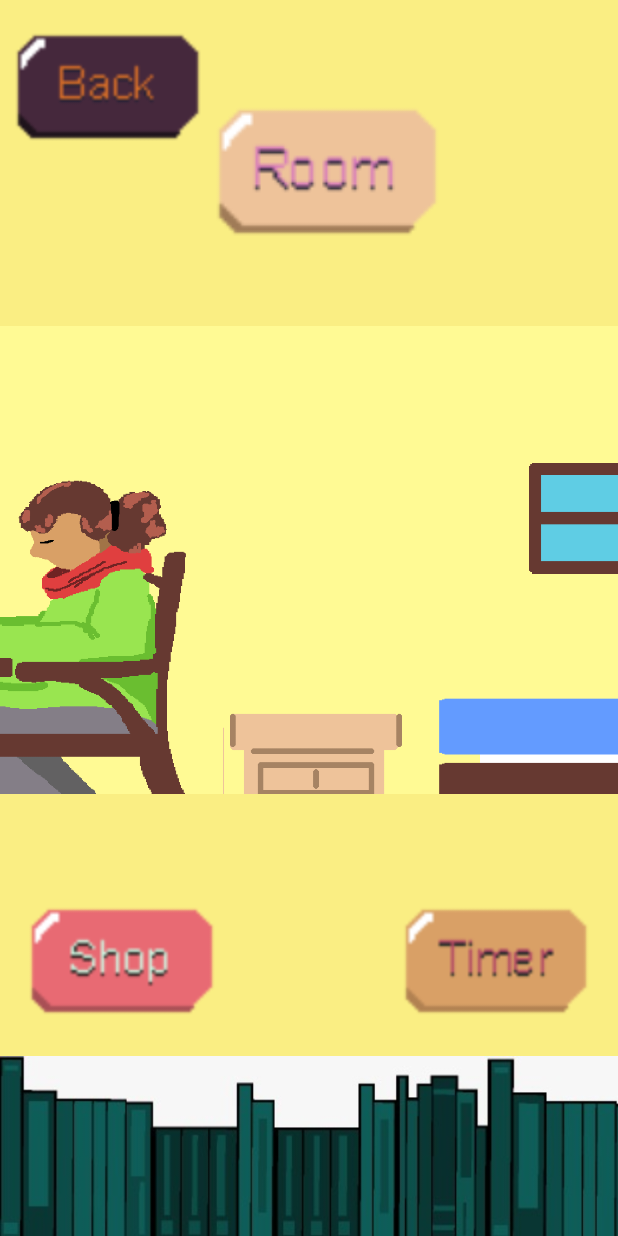
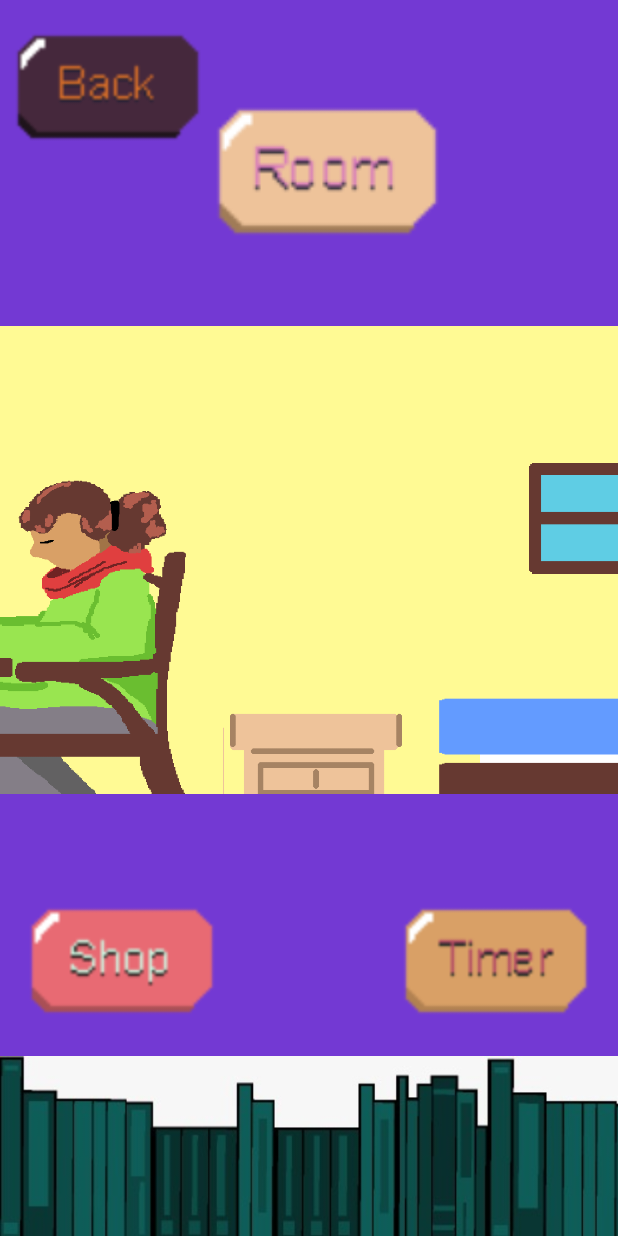
Before and after one commit to mattdelta2/OPCS_POE_Final, an Android app: the PlayerRoom screen opened directly, with no data from a screen before it, on a phone screen of 412 x 824 dp. Run offline under Robolectric (Android 15) with nearby library versions, the phone set to English and light mode, and no system bars.

Commit message:
updated colours so they the same

```diff
--- a/OPCS7311_Part2/app/src/main/res/layout/activity_all_work.xml
+++ b/OPCS7311_Part2/app/src/main/res/layout/activity_all_work.xml
@@ -66,9 +66,10 @@
         android:id="@+id/entriesRecyclerView"
         android:layout_width="match_parent"
         android:layout_height="match_parent"
-        android:background="#FFFF"
+        android:background="#7339D3"
         tools:layout_editor_absoluteX="0dp"
-        tools:layout_editor_absoluteY="535dp" />
+        tools:layout_editor_absoluteY="535dp"
+        />
 
     <ImageButton
         android:id="@+id/backBTN"
--- a/OPCS7311_Part2/app/src/main/res/layout/activity_graphs.xml
+++ b/OPCS7311_Part2/app/src/main/res/layout/activity_graphs.xml
@@ -5,7 +5,7 @@
     android:id="@+id/relativeLayout2"
     android:layout_width="match_parent"
     android:layout_height="match_parent"
-    android:background="#800080"
+    android:background="#7339D3"
     tools:context=".Graphs">
 
     <TextView
--- a/OPCS7311_Part2/app/src/main/res/layout/activity_player_room.xml
+++ b/OPCS7311_Part2/app/src/main/res/layout/activity_player_room.xml
@@ -5,7 +5,7 @@
     android:id="@+id/layout"
     android:layout_width="match_parent"
     android:layout_height="match_parent"
-    android:background="#FAEE83">
+    android:background="#7339D3">
 
     <ImageView
         android:id="@+id/imageView4"
--- a/OPCS7311_Part2/app/src/main/res/layout/item_timesheet_entry.xml
+++ b/OPCS7311_Part2/app/src/main/res/layout/item_timesheet_entry.xml
@@ -3,7 +3,9 @@
     android:layout_width="match_parent"
     android:layout_height="wrap_content"
     android:orientation="vertical"
-    android:padding="16dp">
+    android:padding="16dp"
+    android:background="#7339D3">
+
 
     <TextView
         android:id="@+id/categoryTextView"
```
